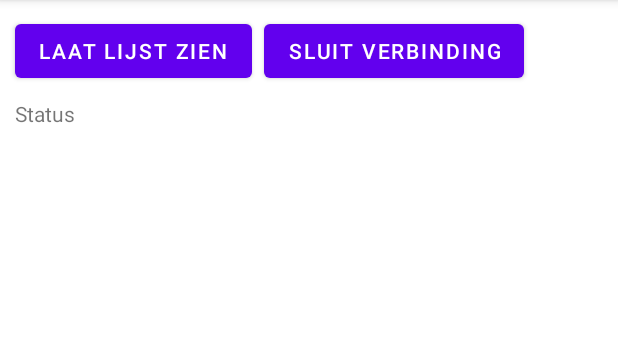
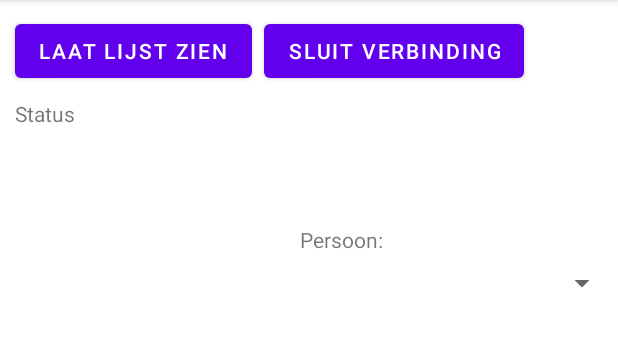
Before and after one commit to MaxHuiskes/bp4, an Android app: the fragment BluethootFragment shown on its own in the app's theme, on a phone screen of 412 x 824 dp, the part 84-431 px from its top. Run offline under Robolectric (Android 15) with nearby library versions, the phone set to English and light mode, and no system bars.

Commit message:
fixed person on to send with bluetooth

```diff
--- a/app/src/main/java/com/example/porgamring/MainActivity.java
+++ b/app/src/main/java/com/example/porgamring/MainActivity.java
@@ -13,11 +13,13 @@ import androidx.navigation.ui.AppBarConfiguration;
 import androidx.navigation.ui.NavigationUI;
 
 import com.example.porgamring.databinding.ActivityMainBinding;
+import com.example.porgamring.model.Persoon;
 import com.google.android.material.navigation.NavigationView;
 
 public class MainActivity extends AppCompatActivity {
 
     public static final BluetoothSend bluetoothSend = new BluetoothSend();
+    public static Persoon bedlichter;
     private AppBarConfiguration mAppBarConfiguration;
     private ActivityMainBinding binding;
 
--- a/app/src/main/java/com/example/porgamring/ui/aansturing/AansturingFragment.java
+++ b/app/src/main/java/com/example/porgamring/ui/aansturing/AansturingFragment.java
@@ -15,6 +15,7 @@ import androidx.lifecycle.ViewModelProvider;
 import com.example.porgamring.BluetoothSend;
 import com.example.porgamring.MainActivity;
 import com.example.porgamring.databinding.FragmentAansturingBinding;
+import com.example.porgamring.model.Persoon;
 
 import java.io.IOException;
 
@@ -23,6 +24,7 @@ public class AansturingFragment extends Fragment {
     private final BluetoothSend bluetoothSend = MainActivity.bluetoothSend;
     private FragmentAansturingBinding binding;
     private Button btnLinks, btnRechts;
+    private Persoon bedlicher;
 
     public View onCreateView(@NonNull LayoutInflater inflater,
                              ViewGroup container, Bundle savedInstanceState) {
@@ -34,6 +36,10 @@ public class AansturingFragment extends Fragment {
 
         btnLinks = binding.btnLinks;
         btnRechts = binding.btnRechts;
+        bedlicher = MainActivity.bedlichter;
+
+        String naam = bedlicher.getStrNaam();
+        String datum = bedlicher.getDtmDatum().toString();
 
         btnRechts.setOnClickListener(new View.OnClickListener() {
             @Override
--- a/app/src/main/res/layout/fragment_bluethoot.xml
+++ b/app/src/main/res/layout/fragment_bluethoot.xml
@@ -48,6 +48,24 @@
             app:layout_constraintStart_toStartOf="@+id/btnList"
             app:layout_constraintTop_toBottomOf="@+id/btnList" />
 
+        <Spinner
+            android:id="@+id/spPers"
+            android:layout_width="212dp"
+            android:layout_height="35dp"
+            android:layout_marginTop="2dp"
+            app:layout_constraintEnd_toEndOf="parent"
+            app:layout_constraintTop_toBottomOf="@+id/tvPer"
+            tools:ignore="SpeakableTextPresentCheck,TouchTargetSizeCheck" />
+
+        <TextView
+            android:id="@+id/tvPer"
+            android:layout_width="wrap_content"
+            android:layout_height="wrap_content"
+            android:layout_marginTop="92dp"
+            android:text="Persoon:"
+            app:layout_constraintStart_toStartOf="@+id/spPers"
+            app:layout_constraintTop_toBottomOf="@+id/btnDis" />
+
 
     </androidx.constraintlayout.widget.ConstraintLayout>
 </FrameLayout>
```
